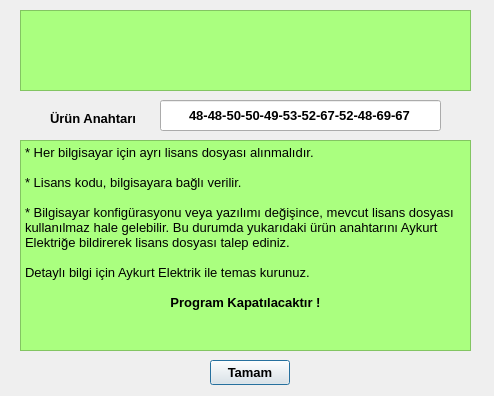
Old version of the form licensedialog.ui in the repository alikanarya/JTW.
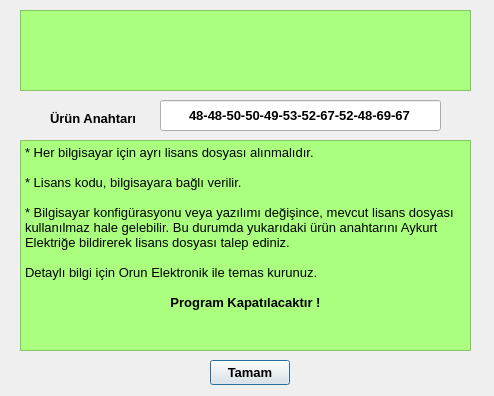
New version of the form. Icons and pictures are not drawn.

Diff of the .ui file:
```diff
--- a/licensedialog.ui
+++ b/licensedialog.ui
@@ -114,7 +114,7 @@
 &lt;p style=&quot;-qt-paragraph-type:empty; margin-top:0px; margin-bottom:0px; margin-left:0px; margin-right:0px; -qt-block-indent:0; text-indent:0px; font-family:'MS Shell Dlg 2';&quot;&gt;&lt;/p&gt;
 &lt;p style=&quot; margin-top:0px; margin-bottom:0px; margin-left:0px; margin-right:0px; -qt-block-indent:0; text-indent:0px;&quot;&gt;&lt;span style=&quot; font-family:'MS Shell Dlg 2';&quot;&gt;* Bilgisayar konfigürasyonu veya yazılımı değişince, mevcut lisans dosyası kullanılmaz hale gelebilir. Bu durumda yukarıdaki ürün anahtarını Aykurt Elektriğe bildirerek lisans dosyası talep ediniz.&lt;/span&gt;&lt;/p&gt;
 &lt;p style=&quot;-qt-paragraph-type:empty; margin-top:0px; margin-bottom:0px; margin-left:0px; margin-right:0px; -qt-block-indent:0; text-indent:0px; font-family:'MS Shell Dlg 2';&quot;&gt;&lt;/p&gt;
-&lt;p style=&quot; margin-top:0px; margin-bottom:0px; margin-left:0px; margin-right:0px; -qt-block-indent:0; text-indent:0px;&quot;&gt;&lt;span style=&quot; font-family:'MS Shell Dlg 2';&quot;&gt;Detaylı bilgi için Aykurt Elektrik ile temas kurunuz.&lt;/span&gt;&lt;/p&gt;
+&lt;p style=&quot; margin-top:0px; margin-bottom:0px; margin-left:0px; margin-right:0px; -qt-block-indent:0; text-indent:0px;&quot;&gt;&lt;span style=&quot; font-family:'MS Shell Dlg 2';&quot;&gt;Detaylı bilgi için Orun Elektronik ile temas kurunuz.&lt;/span&gt;&lt;/p&gt;
 &lt;p style=&quot;-qt-paragraph-type:empty; margin-top:0px; margin-bottom:0px; margin-left:0px; margin-right:0px; -qt-block-indent:0; text-indent:0px; font-family:'MS Shell Dlg 2';&quot;&gt;&lt;/p&gt;
 &lt;p align=&quot;center&quot; style=&quot; margin-top:0px; margin-bottom:0px; margin-left:0px; margin-right:0px; -qt-block-indent:0; text-indent:0px;&quot;&gt;&lt;span style=&quot; font-family:'MS Shell Dlg 2'; font-weight:600;&quot;&gt;Program Kapatılacaktır !&lt;/span&gt;&lt;/p&gt;&lt;/body&gt;&lt;/html&gt;</string>
    </property>
```
